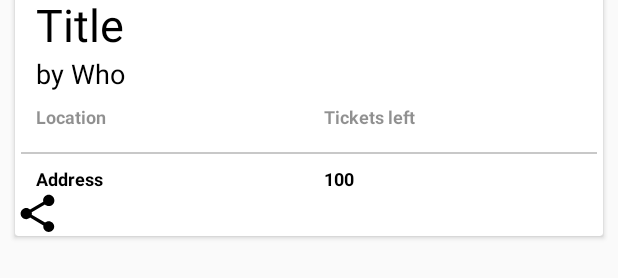
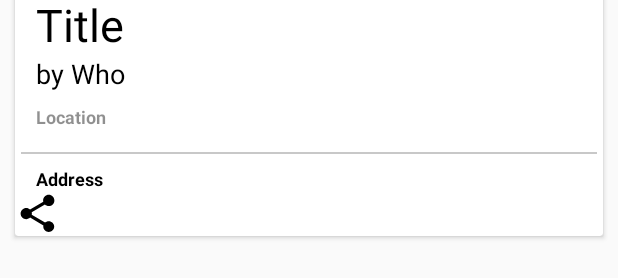
Before and after one commit to Haziqn/Eventful-Organiser, an Android app: the layout row.xml on its own in the app's theme, with its tools: preview values and no code run, on a phone screen of 412 x 824 dp. Shown: the part 330-608 px from the top of the screen. Run offline under Robolectric (Android 15) with nearby library versions, the phone set to English and light mode, and no system bars.

Commit message:
pax removed

```diff
--- a/app/build.gradle
+++ b/app/build.gradle
@@ -59,5 +59,4 @@ dependencies {
     testCompile 'junit:junit:4.12'
 }
 
-
 apply plugin: 'com.google.gms.google-services'
--- a/app/src/main/res/layout/row.xml
+++ b/app/src/main/res/layout/row.xml
@@ -89,40 +89,6 @@
 
                 </LinearLayout>
 
-                <LinearLayout
-                    android:layout_width="match_parent"
-                    android:layout_height="wrap_content"
-                    android:layout_weight="1"
-                    android:orientation="vertical">
-
-                    <TextView
-                        android:id="@+id/tvTickets"
-                        style="@style/ContentImageBadgeTitle"
-                        android:layout_width="wrap_content"
-                        android:layout_height="wrap_content"
-                        android:layout_marginLeft="10dp"
-                        android:layout_marginTop="8dp"
-                        android:text="Tickets left"
-                        android:textStyle="bold" />
-
-                    <View
-                        android:layout_width="fill_parent"
-                        android:layout_height="1dp"
-                        android:layout_marginTop="15dp"
-                        android:background="@color/cardview_shadow_start_color" />
-
-                    <TextView
-                        android:id="@+id/eventTickets"
-                        style="@style/ContentImageBadgeText"
-                        android:layout_width="100dp"
-                        android:layout_height="wrap_content"
-                        android:layout_marginLeft="10dp"
-                        android:layout_marginTop="8dp"
-                        android:text="100"
-                        android:textColor="@android:color/black"
-                        android:textSize="12sp" />
-
-                </LinearLayout>
             </LinearLayout>
         </LinearLayout>
 
```
Also changed, not shown: app/src/main/java/sg/edu/rp/c346/eventful_organiser/EVENT.java (+1 -13 lines), app/src/main/java/sg/edu/rp/c346/eventful_organiser/Upload_Event.java (+5 -11 lines), app/src/main/java/sg/edu/rp/c346/eventful_organiser/liveFragment.java (+2 -19 lines), app/src/main/res/layout/activity_upload__event.xml (+0 -22 lines).
